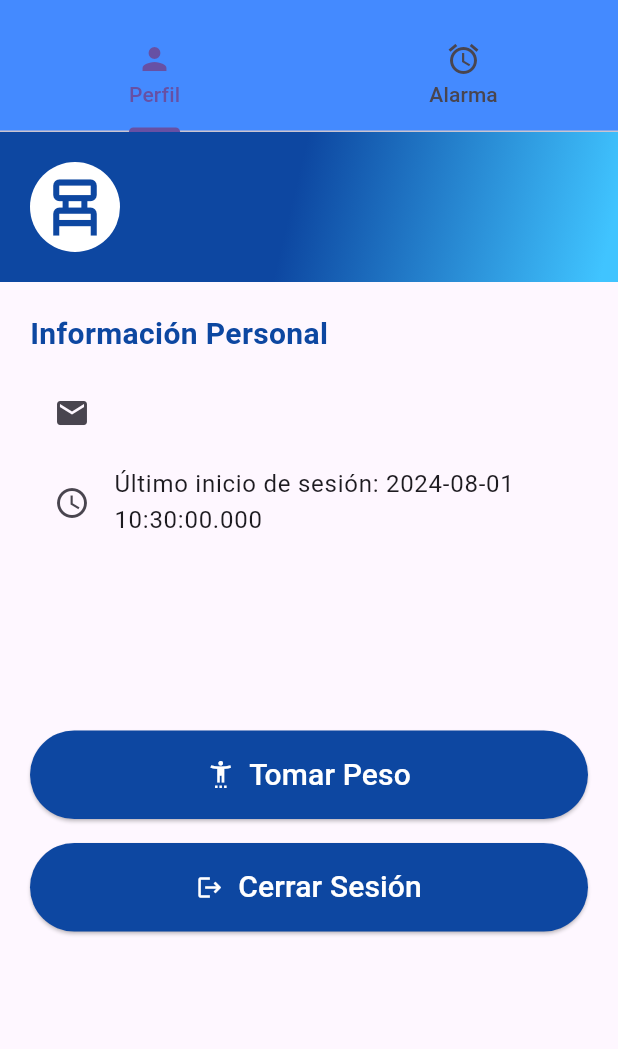
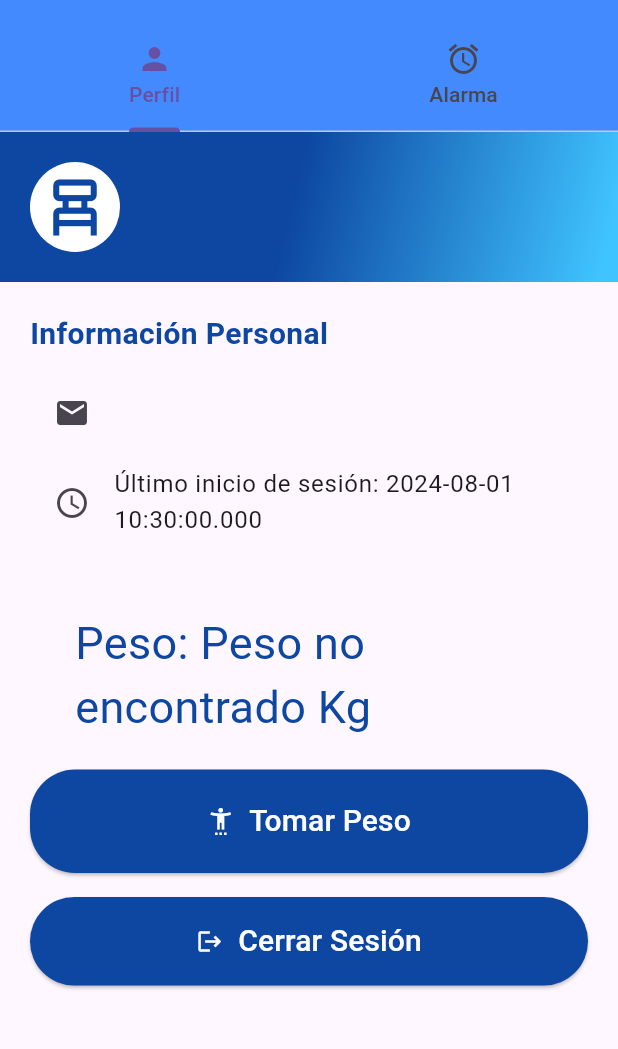
Before and after one commit to Brahn71/appint, a Flutter app: the screen it shows once a user with an empty profile is signed in, after a tap on "Tomar Peso", on a phone screen of 412 x 824 dp, the part 63-1112 px from its top. Run offline on Flutter 3.47's test engine with Material 3 defaults, Android fonts, the phone set to English and light mode, and no system bars; our stand-ins replace animate_do, firebase_auth, firebase_core, firebase_database, flutter_local_notifications, shared_preferences and 1 more; accounts and stored records are empty.

Commit message:
el boton tomar peso ya funciona correctamente 2.0

```diff
--- a/lib/pantallas/logicaboton/tomarpeso.dart
+++ b/lib/pantallas/logicaboton/tomarpeso.dart
@@ -0,0 +1,27 @@
+import 'package:flutter/material.dart';
+import 'package:firebase_database/firebase_database.dart';
+
+class TomarPeso extends StatelessWidget {
+  const TomarPeso({super.key});
+
+  static Future<String> obtenerPesoDesdeFirebase() async {
+    DatabaseReference databaseReference =
+    FirebaseDatabase.instance.ref().child('Usarios').child('peso');
+
+    DatabaseEvent event = await databaseReference.once();
+    DataSnapshot snapshot = event.snapshot;
+    if (snapshot.value != null) {
+      // Convertir el peso de gramos a kilogramos
+      double pesoGramos = double.tryParse(snapshot.value.toString()) ?? 0.0;
+      double pesoKilogramos = pesoGramos / 1000;
+      return pesoKilogramos.toStringAsFixed(2); // Redondear a dos decimales
+    } else {
+      return 'Peso no encontrado';
+    }
+  }
+
+  @override
+  Widget build(BuildContext context) {
+    return const Placeholder();
+  }
+}
--- a/lib/pantallas/usuario.dart
+++ b/lib/pantallas/usuario.dart
@@ -1,7 +1,8 @@
+import 'package:appint/pantallas/logicaboton/tomarpeso.dart';
 import 'package:appint/pantallas/reloj_alarma.dart';
 import 'package:flutter/material.dart';
 import 'package:firebase_auth/firebase_auth.dart';
-import 'login.dart'; // Asegúrate de importar el archivo Login.dart
+import 'login.dart';
 
 class Usuario extends StatefulWidget {
   final String nombreUsuario;
@@ -21,6 +22,7 @@ class Usuario extends StatefulWidget {
 
 class _UsuarioState extends State<Usuario> with SingleTickerProviderStateMixin {
   late TabController _tabController;
+  String? _peso;
 
   @override
   void initState() {
@@ -49,11 +51,11 @@ class _UsuarioState extends State<Usuario> with SingleTickerProviderStateMixin {
         context: context,
         builder: (BuildContext context) {
           return AlertDialog(
-            title: Text("Error"),
+            title: const Text("Error"),
             content: Text(errorMessage),
             actions: <Widget>[
               TextButton(
-                child: Text("Aceptar"),
+                child: const Text("Aceptar"),
                 onPressed: () {
                   Navigator.of(context).pop();
                 },
@@ -63,6 +65,13 @@ class _UsuarioState extends State<Usuario> with SingleTickerProviderStateMixin {
         },
       );
     }
+  }
+
+  Future<void> _obtenerPeso() async {
+    final peso = await TomarPeso.obtenerPesoDesdeFirebase();
+    setState(() {
+      _peso = peso;
+    });
   }
 
   @override
@@ -120,8 +129,8 @@ class _UsuarioState extends State<Usuario> with SingleTickerProviderStateMixin {
                     crossAxisAlignment: CrossAxisAlignment.center,
                     children: [
                       Text(
-                        widget.email.length >= 3 ? widget.email.substring(0,3).toUpperCase()
-                        : widget.email.toUpperCase(),
+                        widget.email.length >= 3 ? widget.email.substring(0, 3).toUpperCase()
+                            : widget.email.toUpperCase(),
                         style: const TextStyle(
                           color: Colors.white,
                           fontSize: 30,
@@ -158,19 +167,27 @@ class _UsuarioState extends State<Usuario> with SingleTickerProviderStateMixin {
               ],
             ),
           ),
-          const SizedBox(height: 100),
+          const SizedBox(height: 20),
+          if (_peso != null) // Mostrar el peso si no es null
+            Padding(
+              padding: const EdgeInsets.symmetric(horizontal: 50),
+              child: Text(
+                'Peso: $_peso Kg',
+                style: TextStyle(
+                  fontSize: 30,
+                  color: Colors.blue.shade900,
+                ),
+              ),
+            ),
+          const SizedBox(height: 20),
           Padding(
             padding: const EdgeInsets.symmetric(horizontal: 20),
             child: Column(
               children: [
-                // Botón "Tomar Peso"
                 ElevatedButton(
-                  onPressed: () {
-                    // Acción del botón "Tomar Peso"
-                    print('Tomar Peso ');
-                  },
+                  onPressed: _obtenerPeso,
                   style: ElevatedButton.styleFrom(
-                    padding: const EdgeInsets.all(15),
+                    padding: const EdgeInsets.all(20),
                     backgroundColor: Colors.blue.shade900,
                     shape: RoundedRectangleBorder(
                       borderRadius: BorderRadius.circular(30),
@@ -191,8 +208,7 @@ class _UsuarioState extends State<Usuario> with SingleTickerProviderStateMixin {
                     ],
                   ),
                 ),
-                const SizedBox(height: 16), // Espacio entre los botones
-                // Botón "Cerrar Sesión"
+                const SizedBox(height: 16),
                 ElevatedButton(
                   onPressed: _logout,
                   style: ElevatedButton.styleFrom(
```
